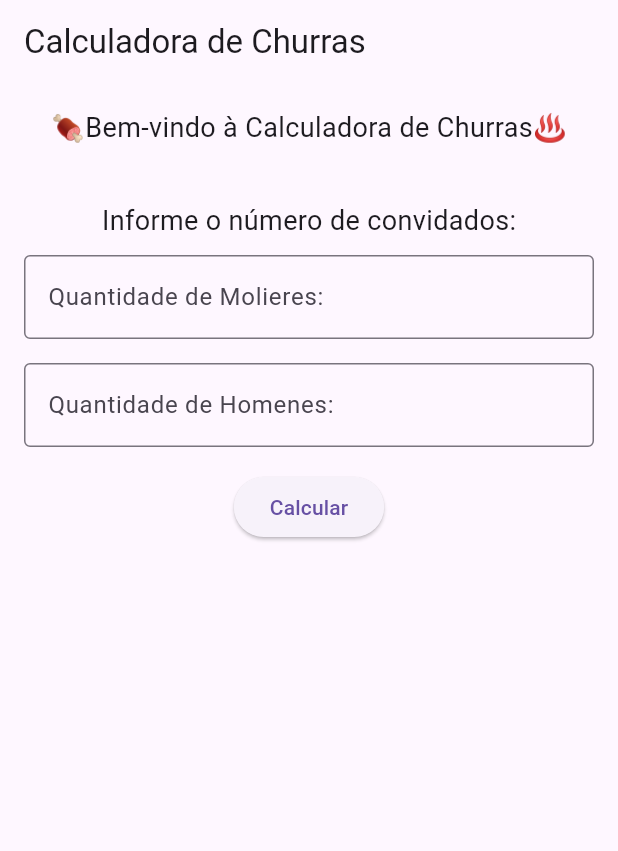
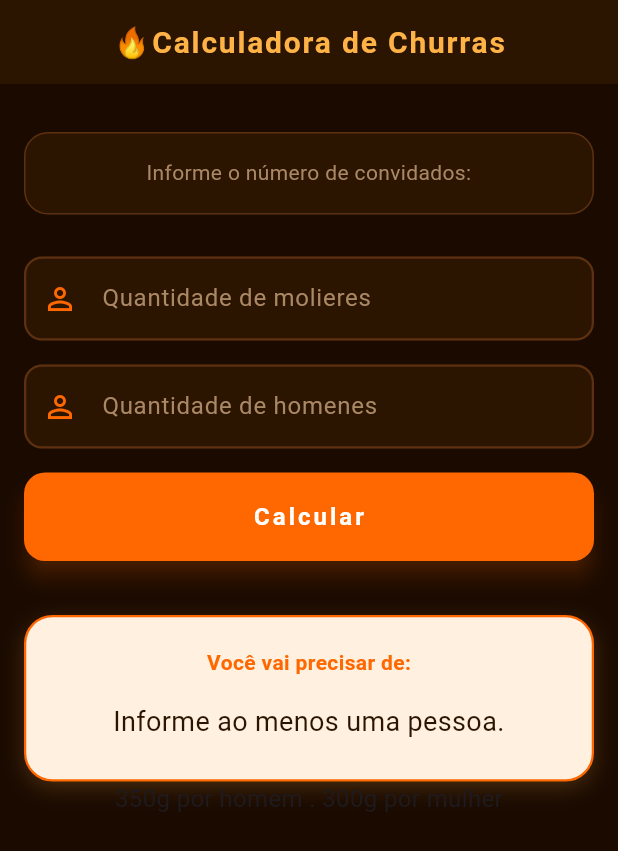
Before and after one commit to Nathan-slt/appchurrasco, a Flutter app: the screen it shows after launch, after a tap on "Calcular", on a phone screen of 412 x 824 dp. Shown: the top 851 px of the screen. Run offline on Flutter 3.47's test engine with Material 3 defaults, Android fonts, the phone set to English and light mode, and no system bars.

Commit message:
segundo commit

```diff
--- a/lib/main.dart
+++ b/lib/main.dart
@@ -4,15 +4,53 @@ import 'package:flutter/material.dart';
 // ETAPA 1 - Esqueleto da tela
 // Objetivo: entender a estrutura de um app Flutter
 
+// ETAPA FINAL - Estilizção
+
 void main() => runApp(MaterialApp(
   home: ChurrascoApp(),
 ));
 
-class ChurrascoApp extends StatelessWidget{
+class ChurrascoApp extends StatefulWidget{
+  @override
+  _ChurrascoAppState createState() => _ChurrascoAppState();
+}
+
+class _ChurrascoAppState extends State<ChurrascoApp>{
+
+  final TextEditingController _homensController = TextEditingController();
+  final TextEditingController _mulheresController = TextEditingController();
 
   String _resultado = "";
+
+  // PALETA DE CORES - cor do fundo, cor do card, cor primaria, cor secundaria, cor do texto, cor do texto de contraste
+  // RGB, HEX, nome (green, gray)
+  static const Color corFundo = Color(0xFF1A0A00);
+  static const Color corCard = Color(0xFF2C1500);
+  static const Color corPrimaria = Color(0xFFFF6800);
+  static const Color corSecundaria = Color(0xFFFFB347);
+  static const Color corTexto = Color(0xFFFFF0E0);
+  static const Color corTextoCinza = Color(0xFFAA8866);
+  static const Color corBorda = Color(0xFF5C3010);
+
   void _calcular(){
+    final int homens = int.tryParse(_homensController.text) ?? 0;
+    final int mulheres = int.tryParse(_mulheresController.text) ?? 0;
 
+    if(homens <= 0 && mulheres <= 0){
+      setState((){
+        _resultado = "Informe ao menos uma pessoa.";
+      });
+      return;
+    } else if(homens < 0 || mulheres < 0){
+      setState((){
+        _resultado = "Informe ao menos uma pessoa.";
+      });
+      return;
+    }
+    final double totalKg = (homens * 350 + mulheres * 300)/1000;
+    setState((){
+       _resultado = '$totalKg kg de carne 🍖\n ${(totalKg * 0.3).toStringAsFixed(1)} kg de acompanhamento 🍛\n ${homens * 3 + mulheres * 3} unidades de bebida 🥤';
+    });
   }
 
   @override
@@ -20,59 +58,155 @@ class ChurrascoApp extends StatelessWidget{
     // Esqueleto visual da tela - como a tag <html>
     return Scaffold(
       // LOCAL ONDE FICARÃO A MAIORIA DOS NOSSOS ELEMENTOS
+      backgroundColor: corFundo,
 
       // semelhante ao header
       appBar: AppBar(
-        title: Text("Calculadora de Churras"),
+        backgroundColor: corCard,
+        elevation: 0,
+        centerTitle: true,
+        title: Text(
+          "🔥Calculadora de Churras",
+        style: TextStyle(
+          color: corSecundaria,
+          fontSize: 20,
+          fontWeight: FontWeight.bold,
+          letterSpacing: 1.2,
+        ),),
       ),
 
-      body: Padding(
+      body: SingleChildScrollView(
         padding: EdgeInsets.all(16.0),
         child: Column(
+          crossAxisAlignment: CrossAxisAlignment.stretch,
           children: [
+            SizedBox(height: 16,),
             //AQUI É ONDE ESTARÃO OS NOSSOS ELEMENTOS/WIDGETS
-            Text(
-              "🍖Bem-vindo à Calculadora de Churras♨️",
-              style: TextStyle(fontSize: 18),
+
+            Container(
+              padding: EdgeInsets.all(16),
+              decoration: BoxDecoration(
+                color: corCard,
+                borderRadius: BorderRadius.circular(16),
+                border: Border.all(color: corBorda, width:1),
+              ),
+              child: Text(
+              "Informe o número de convidados:",
+              textAlign: TextAlign.center,
+              style: TextStyle(
+                fontSize: 14,
+                color: corTextoCinza,
+                height: 1.5,
+              ),
+            ),
+          ),
+            SizedBox(height: 28),
+            _buildCampo(
+              controller: _mulheresController,
+              label: 'Quantidade de molieres',
+              icone: Icons.person_outline,
+              ),
+            SizedBox(height: 16),
+            _buildCampo(
+              controller: _homensController,
+              label: 'Quantidade de homenes',
+              icone: Icons.person_outline,
+              ),
+            SizedBox(height: 16),
+
+            ElevatedButton(
+              onPressed: _calcular,
+              style: ElevatedButton.styleFrom(
+                backgroundColor: corPrimaria,
+                foregroundColor: Colors.white,
+                padding: EdgeInsets.symmetric(vertical: 18),
+                shape: RoundedRectangleBorder(
+                  borderRadius: BorderRadiusGeometry.circular(14),
+                ),
+                elevation: 6,
+                shadowColor: corPrimaria.withOpacity(0.5),
+              ),
+              child: Text(
+                "Calcular",
+                style: TextStyle(
+                  fontSize: 16,
+                  fontWeight: FontWeight.bold,
+                  letterSpacing: 2,
+                ),
+              ),
             ),
             SizedBox(height: 36),
+
+            if(_resultado.isNotEmpty)
+              Container(
+                padding: EdgeInsets.all(20),
+                decoration: BoxDecoration(
+                  color: corTexto,
+                  borderRadius: BorderRadius.circular(19),
+                  border: Border.all(
+                    color: corPrimaria,
+                    width: 1.5,
+                  ),
+                  boxShadow: [
+                  BoxShadow(
+                    color: corSecundaria.withOpacity(0.2),
+                    blurRadius: 12,
+                    offset: Offset(0, 4),
+                  ),
+                ]
+              ),
+
+              child:Column( children: [
+                Text(
+                  'Você vai precisar de:',
+                  style: TextStyle(
+                    fontSize: 14,
+                    fontWeight: FontWeight.w600,
+                    color: corPrimaria,
+                  ),
+                ),
+                SizedBox(height: 12),
+                Text(
+                  _resultado,
+                  textAlign: TextAlign.center,
+                  style: TextStyle(
+                    fontSize: 18,
+                    height: 2.0,
+                    color: corCard,
+                  ),
+                )
+              ],),
+              ),
             Text(
-              "Informe o número de convidados:",
-              style: TextStyle(fontSize: 18),
-            ),
-            SizedBox(height: 10),
-            // Mulheres
-            TextField(
-              decoration: InputDecoration(
-                labelText: "Quantidade de Molieres:",
-                border: OutlineInputBorder(),
-              ),
-              keyboardType: TextInputType.number,
-            ),
-            SizedBox(height: 16),
-            // Homens
-            TextField(
-              decoration: InputDecoration(
-                labelText: "Quantidade de Homenes:",
-                border: OutlineInputBorder(),
-              ),
-              keyboardType: TextInputType.number,
-            ),
-            SizedBox(height: 16),
-            ElevatedButton(
-              onPressed: _calcular,
-              child: Text("Calcular"),
-            ),
-            SizedBox(height: 36),
-            Text(
-              _resultado,
+              '350g por homem . 300g por mulher',
               style: TextStyle(fontSize: 16),
               textAlign: TextAlign.center,
             ),
           ],
         ),
       ),
-
+    );
+  }
+    Widget _buildCampo({
+    required TextEditingController controller,
+    required String label,
+    required IconData icone,
+  }) {
+    return TextField(
+      controller: controller,
+      keyboardType: TextInputType.number,
+      style: TextStyle(color: corTexto, fontSize: 16),
+      decoration: InputDecoration(
+        labelText: label,
+        labelStyle: TextStyle(color: corTextoCinza),
+        prefixIcon: Icon(icone, color: corPrimaria),
+        enabledBorder: OutlineInputBorder(
+          borderRadius: BorderRadius.circular(12),
+          borderSide: BorderSide(color: corBorda, width: 1.5),
+        ),
+        filled: true,
+        fillColor: corCard,
+      ),
     );
   }
 }
```
